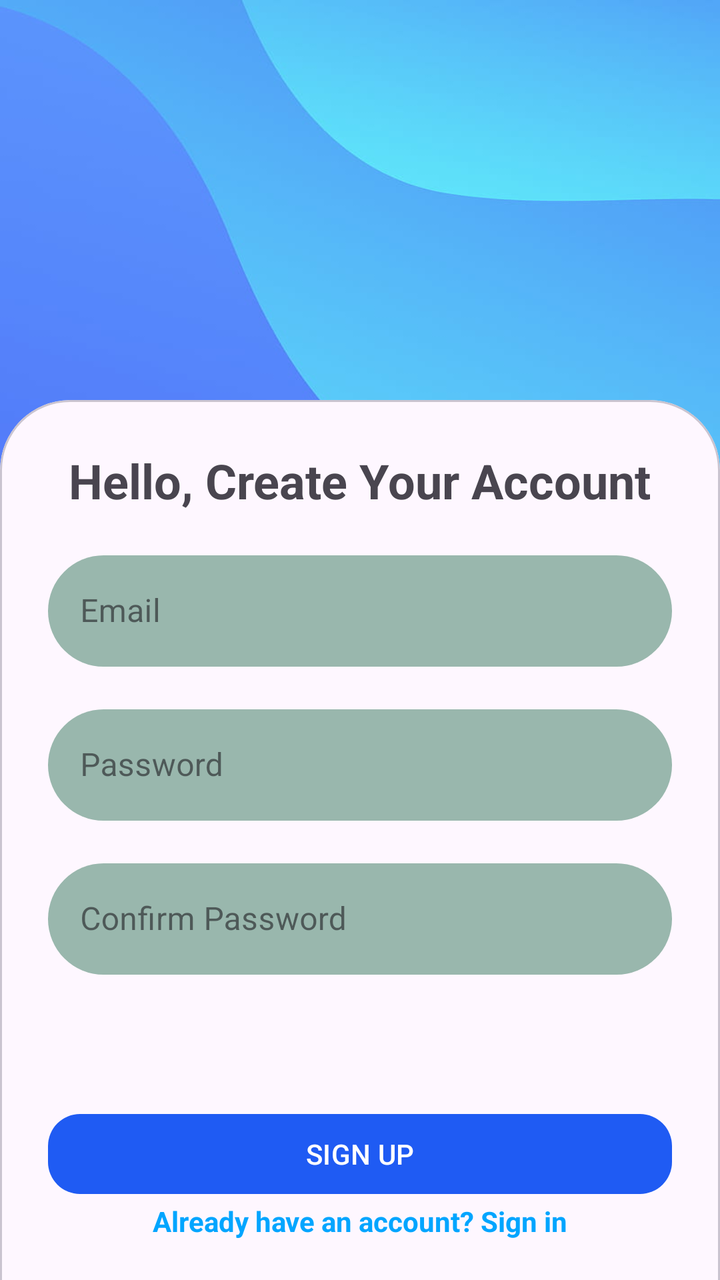
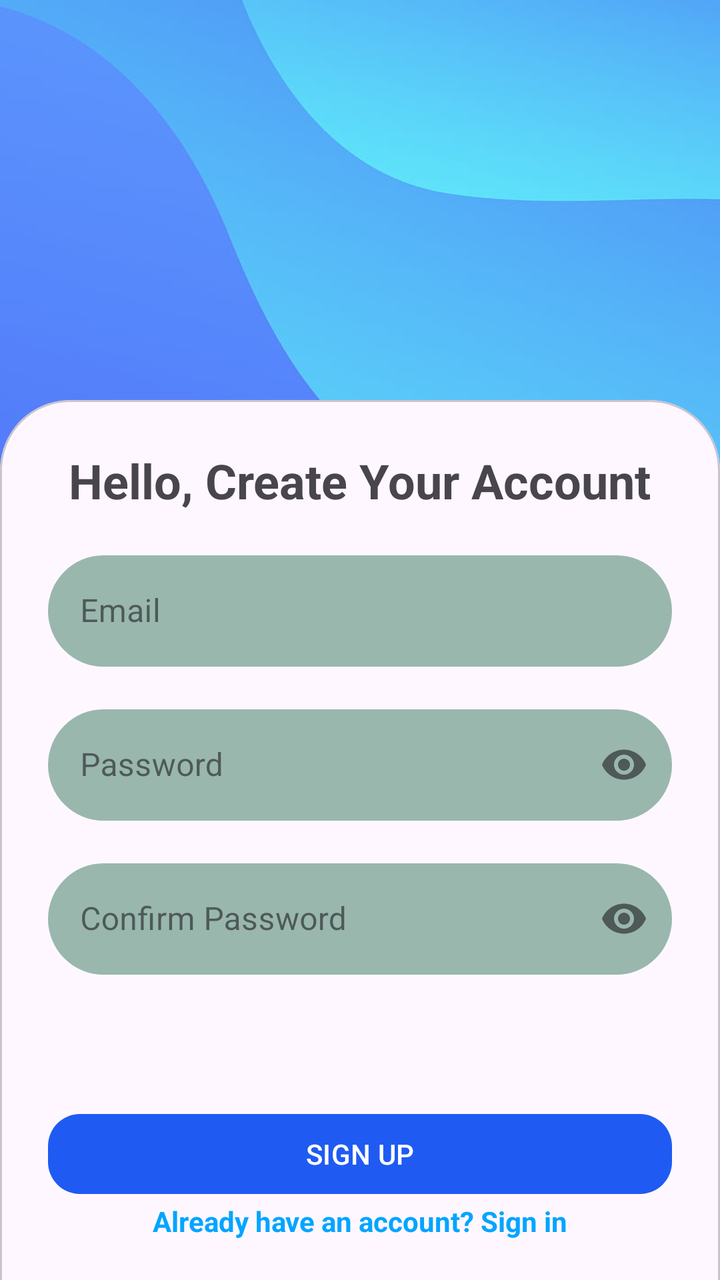

Two renders of the same Android screen: before a commit and after it. Below are the layout's source before the change and the commit's diff.
<!-- AndroidManifest.xml: application theme Theme.CollegeFixIt -->
<!-- res/layout/activity_signup.xml -->
<?xml version="1.0" encoding="utf-8"?>
<androidx.constraintlayout.widget.ConstraintLayout
    xmlns:android="http://schemas.android.com/apk/res/android"
    xmlns:app="http://schemas.android.com/apk/res-auto"
    xmlns:tools="http://schemas.android.com/tools"
    android:layout_width="match_parent"
    android:layout_height="match_parent"
    android:background="@drawable/bg">

    <com.google.android.material.card.MaterialCardView
        android:id="@+id/cardView"
        android:layout_width="0dp"
        android:layout_height="0dp"
        android:layout_marginTop="200dp"
        app:layout_constraintBottom_toBottomOf="parent"
        app:layout_constraintEnd_toEndOf="parent"
        app:layout_constraintStart_toStartOf="parent"
        app:layout_constraintTop_toTopOf="parent"
        android:layout_marginBottom="-35dp"
        app:cardCornerRadius="35dp">

        <androidx.constraintlayout.widget.ConstraintLayout
            android:layout_width="match_parent"
            android:layout_height="match_parent"
            android:padding="24dp">

            <TextView
                android:id="@+id/textView"
                android:layout_width="wrap_content"
                android:layout_height="wrap_content"
                android:text="Hello, Create Your Account"
                android:textSize="24sp"
                android:textStyle="bold"
                app:layout_constraintEnd_toEndOf="parent"
                app:layout_constraintStart_toStartOf="parent"
                app:layout_constraintTop_toTopOf="parent" />

            <com.google.android.material.textfield.TextInputLayout
                android:id="@+id/emailInputLayout"
                style="@style/Widget.MaterialComponents.TextInputLayout.OutlinedBox"
                android:layout_width="0dp"
                android:layout_height="wrap_content"
                android:layout_marginTop="16dp"
                app:layout_constraintEnd_toEndOf="parent"
                app:layout_constraintStart_toStartOf="parent"
                app:layout_constraintTop_toBottomOf="@+id/textView">

                <com.google.android.material.textfield.TextInputEditText
                    android:id="@+id/emailEditText"
                    android:layout_width="match_parent"
                    android:layout_height="wrap_content"
                    style="@style/CustomTextInputEditText"
                    android:hint="Email"
                    android:inputType="textEmailAddress" />
            </com.google.android.material.textfield.TextInputLayout>

            <com.google.android.material.textfield.TextInputLayout
                android:id="@+id/passwordInputLayout"
                style="@style/Widget.MaterialComponents.TextInputLayout.OutlinedBox"
                android:layout_width="0dp"
                android:paddingTop="-2dp"
                android:layout_height="wrap_content"
                android:layout_marginTop="16dp"
                app:layout_constraintEnd_toEndOf="parent"
                app:layout_constraintStart_toStartOf="parent"
                app:layout_constraintTop_toBottomOf="@+id/emailInputLayout">

                <com.google.android.material.textfield.TextInputEditText
                    android:id="@+id/passwordEditText"
                    android:layout_width="match_parent"
                    android:layout_height="wrap_content"
                    android:hint="Password"
                    style="@style/CustomTextInputEditText"
                    android:inputType="textPassword" />
            </com.google.android.material.textfield.TextInputLayout>

            <com.google.android.material.textfield.TextInputLayout
                android:id="@+id/confirmPasswordInputLayout"
                style="@style/Widget.MaterialComponents.TextInputLayout.OutlinedBox"
                android:layout_width="0dp"
                android:layout_height="wrap_content"
                android:layout_marginTop="16dp"
                app:layout_constraintEnd_toEndOf="parent"
                app:layout_constraintStart_toStartOf="parent"
                app:layout_constraintTop_toBottomOf="@+id/passwordInputLayout">

                <com.google.android.material.textfield.TextInputEditText
                    android:id="@+id/confirmPasswordEditText"
                    android:layout_width="match_parent"
                    android:layout_height="wrap_content"
                    style="@style/CustomTextInputEditText"
                    android:hint="Confirm Password"
                    android:inputType="textPassword" />
            </com.google.android.material.textfield.TextInputLayout>

            <com.google.android.material.button.MaterialButton
                android:id="@+id/signUpButton"
                android:layout_width="0dp"
                android:layout_height="wrap_content"
                android:layout_marginTop="16dp"
                android:text="SIGN UP"
                app:cornerRadius="16dp"
                app:layout_constraintBottom_toBottomOf="parent"
                app:layout_constraintEnd_toEndOf="parent"
                app:layout_constraintStart_toStartOf="parent"
                app:layout_constraintTop_toBottomOf="@+id/confirmPasswordInputLayout" />

            <androidx.appcompat.widget.AppCompatTextView
                android:id="@+id/tvalreadyHaveAccount"
                android:layout_width="wrap_content"
                android:layout_height="wrap_content"
                android:text="Already have an account? Sign in"
                android:textColor="@color/colorAccent"
                android:textSize="14sp"
                android:textStyle="bold"
                app:layout_constraintEnd_toEndOf="parent"
                app:layout_constraintStart_toStartOf="parent"
                app:layout_constraintTop_toBottomOf="@+id/signUpButton" />

        </androidx.constraintlayout.widget.ConstraintLayout>

    </com.google.android.material.card.MaterialCardView>

</androidx.constraintlayout.widget.ConstraintLayout>
<!-- resources referenced by this layout -->
<resources>
  <color name="colorAccent">#00A5FF</color>
  <!-- drawable bg: jpg bitmap (drawable, 15682 bytes) -->
  <style name="CustomTextInputEditText" parent="Widget.MaterialComponents.TextInputEditText.OutlinedBox">
          <item name="android:background">@drawable/background_shape</item>
      </style>
  <style name="Theme.CollegeFixIt" parent="Base.Theme.CollegeFixIt">
          
          <item name="windowActionBar">false</item>
          <item name="windowNoTitle">true</item>
      </style>
  <!-- drawable background_shape (drawable) -->
  <?xml version="1.0" encoding="utf-8"?>
  <shape xmlns:android="http://schemas.android.com/apk/res/android">
      <solid android:color="#99B7AD"/> 
      <corners android:radius="40dp"/> 
  </shape>
  <style name="Base.Theme.CollegeFixIt" parent="Theme.Material3.DayNight.NoActionBar">
          
          <item name="colorPrimary">@color/colorPrimary</item>
          <item name="colorPrimaryDark">@color/colorPrimaryDark</item>
          <item name="colorAccent">@color/colorAccent</item>
          
      </style>
  <color name="colorPrimary">#1F5BF3</color>
  <color name="colorPrimaryDark">#0947E8</color>
</resources>

<!-- the commit's change to res/layout/activity_signup.xml (unified diff, before → after) -->
@@ -61,6 +61,7 @@
                 android:paddingTop="-2dp"
                 android:layout_height="wrap_content"
                 android:layout_marginTop="16dp"
+                app:endIconMode="password_toggle"
                 app:layout_constraintEnd_toEndOf="parent"
                 app:layout_constraintStart_toStartOf="parent"
                 app:layout_constraintTop_toBottomOf="@+id/emailInputLayout">
@@ -80,6 +81,7 @@
                 android:layout_width="0dp"
                 android:layout_height="wrap_content"
                 android:layout_marginTop="16dp"
+                app:endIconMode="password_toggle"
                 app:layout_constraintEnd_toEndOf="parent"
                 app:layout_constraintStart_toStartOf="parent"
                 app:layout_constraintTop_toBottomOf="@+id/passwordInputLayout">
